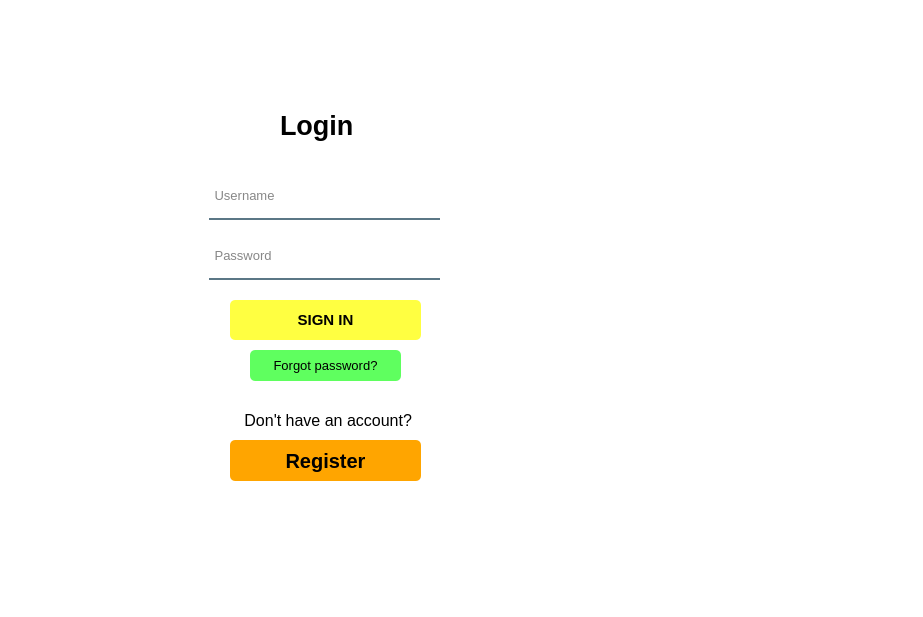
First picture: the form in untitled/mainwindow.ui, repository MohamadKhavaran/M2-Massenger, before the edit.
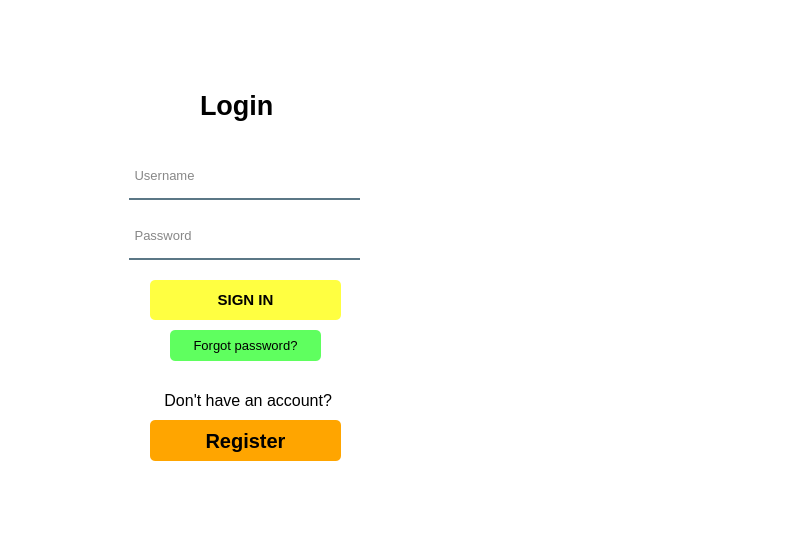
Second picture: the form after the edit. Icons and pictures are not drawn.

What changed in the file:
```diff
--- a/untitled/mainwindow.ui
+++ b/untitled/mainwindow.ui
@@ -6,8 +6,8 @@
    <rect>
     <x>0</x>
     <y>0</y>
-    <width>923</width>
-    <height>617</height>
+    <width>797</width>
+    <height>549</height>
    </rect>
   </property>
   <property name="windowTitle">
@@ -21,10 +21,10 @@
    <widget class="QWidget" name="widget" native="true">
     <property name="geometry">
      <rect>
-      <x>80</x>
-      <y>20</y>
-      <width>781</width>
-      <height>601</height>
+      <x>0</x>
+      <y>0</y>
+      <width>801</width>
+      <height>551</height>
      </rect>
     </property>
     <property name="styleSheet">
```
Left out of the diff: 13 changed lines with no effect on the pictures.
